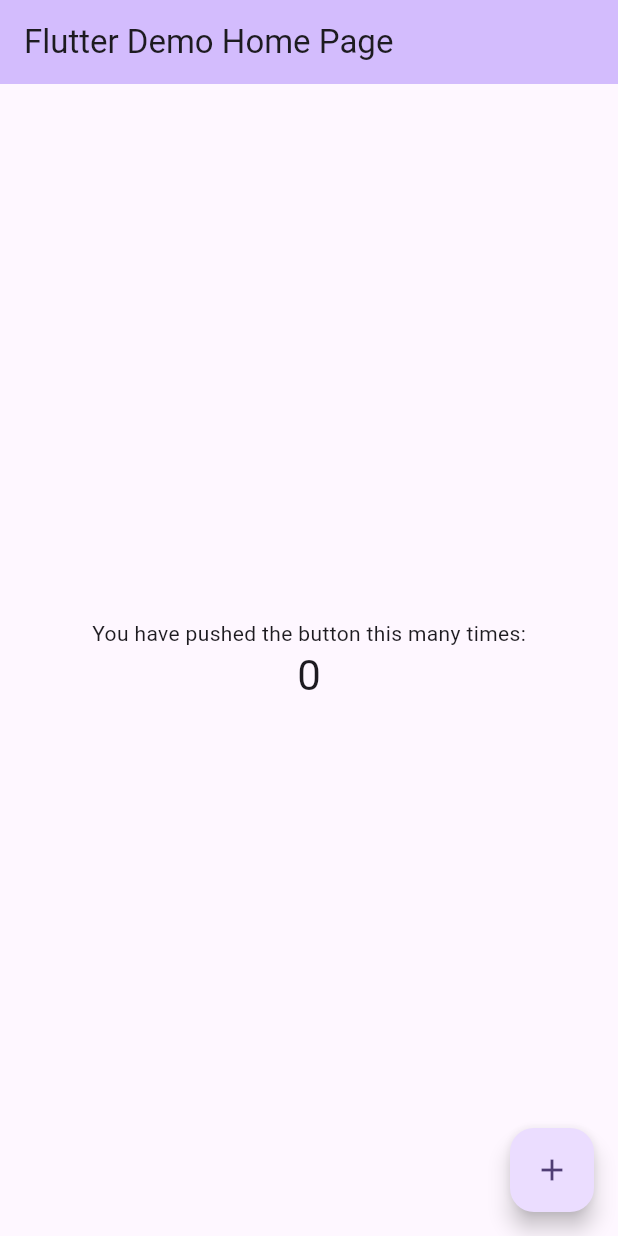
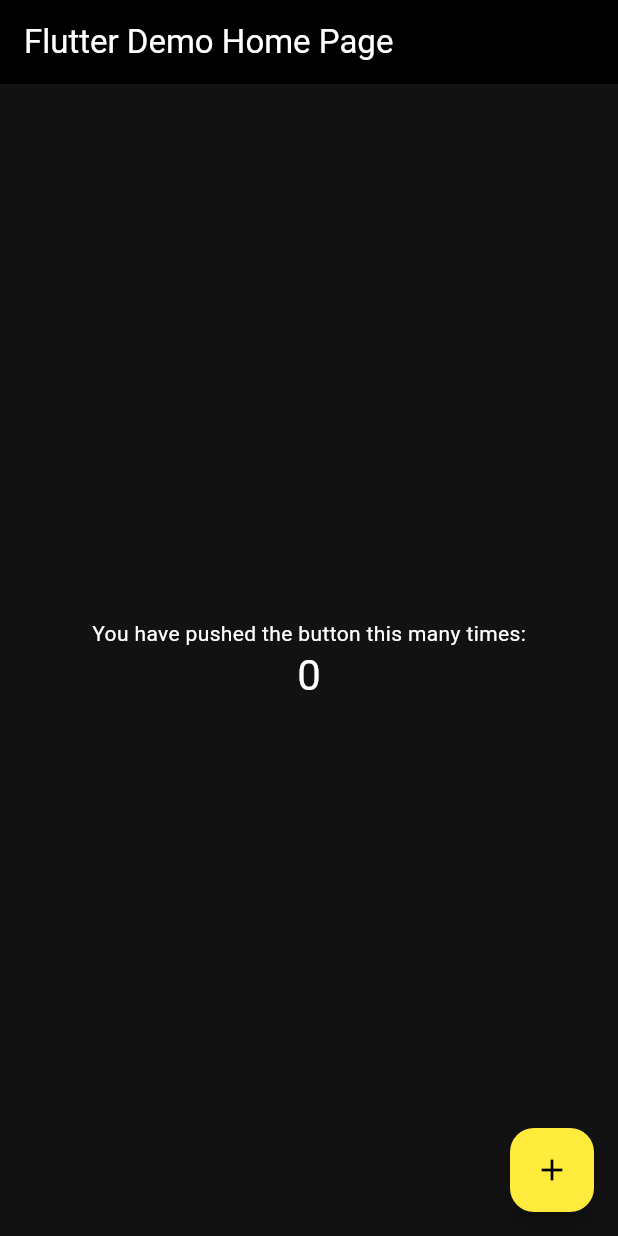
Before and after one commit to erasmosantos2/myapp, a Flutter app: the screen it shows after launch, on a phone screen of 412 x 824 dp. Run offline on Flutter 3.47's test engine with Material 2 defaults, Android fonts, the phone set to English and light mode, and no system bars.

```diff
--- a/lib/main.dart
+++ b/lib/main.dart
@@ -7,46 +7,23 @@ void main() {
 class MyApp extends StatelessWidget {
   const MyApp({super.key});
 
-  // This widget is the root of your application.
   @override
   Widget build(BuildContext context) {
     return MaterialApp(
       title: 'Flutter Demo',
       theme: ThemeData(
-        // This is the theme of your application.
-        //
-        // TRY THIS: Try running your application with "flutter run". You'll see
-        // the application has a blue toolbar. Then, without quitting the app,
-        // try changing the seedColor in the colorScheme below to Colors.green
-        // and then invoke "hot reload" (save your changes or press the "hot
-        // reload" button in a Flutter-supported IDE, or press "r" if you used
-        // the command line to start the app).
-        //
-        // Notice that the counter didn't reset back to zero; the application
-        // state is not lost during the reload. To reset the state, use hot
-        // restart instead.
-        //
-        // This works for code too, not just values: Most code changes can be
-        // tested with just a hot reload.
-        colorScheme: ColorScheme.fromSeed(seedColor: Colors.deepPurple),
-        useMaterial3: true,
-      ),
+          colorScheme: const ColorScheme.dark(),
+          useMaterial3: true,
+          floatingActionButtonTheme: const FloatingActionButtonThemeData(
+              backgroundColor: Colors.yellow)),
       home: const MyHomePage(title: 'Flutter Demo Home Page'),
+      debugShowCheckedModeBanner: false,
     );
   }
 }
 
 class MyHomePage extends StatefulWidget {
   const MyHomePage({super.key, required this.title});
-
-  // This widget is the home page of your application. It is stateful, meaning
-  // that it has a State object (defined below) that contains fields that affect
-  // how it looks.
-
-  // This class is the configuration for the state. It holds the values (in this
-  // case the title) provided by the parent (in this case the App widget) and
-  // used by the build method of the State. Fields in a Widget subclass are
-  // always marked "final".
 
   final String title;
 
@@ -59,50 +36,19 @@ class _MyHomePageState extends State<MyHomePage> {
 
   void _incrementCounter() {
     setState(() {
-      // This call to setState tells the Flutter framework that something has
-      // changed in this State, which causes it to rerun the build method below
-      // so that the display can reflect the updated values. If we changed
-      // _counter without calling setState(), then the build method would not be
-      // called again, and so nothing would appear to happen.
       _counter++;
     });
   }
 
   @override
   Widget build(BuildContext context) {
-    // This method is rerun every time setState is called, for instance as done
-    // by the _incrementCounter method above.
-    //
-    // The Flutter framework has been optimized to make rerunning build methods
-    // fast, so that you can just rebuild anything that needs updating rather
-    // than having to individually change instances of widgets.
     return Scaffold(
       appBar: AppBar(
-        // TRY THIS: Try changing the color here to a specific color (to
-        // Colors.amber, perhaps?) and trigger a hot reload to see the AppBar
-        // change color while the other colors stay the same.
         backgroundColor: Theme.of(context).colorScheme.inversePrimary,
-        // Here we take the value from the MyHomePage object that was created by
-        // the App.build method, and use it to set our appbar title.
         title: Text(widget.title),
       ),
       body: Center(
-        // Center is a layout widget. It takes a single child and positions it
-        // in the middle of the parent.
         child: Column(
-          // Column is also a layout widget. It takes a list of children and
-          // arranges them vertically. By default, it sizes itself to fit its
-          // children horizontally, and tries to be as tall as its parent.
-          //
-          // Column has various properties to control how it sizes itself and
-          // how it positions its children. Here we use mainAxisAlignment to
-          // center the children vertically; the main axis here is the vertical
-          // axis because Columns are vertical (the cross axis would be
-          // horizontal).
-          //
-          // TRY THIS: Invoke "debug painting" (choose the "Toggle Debug Paint"
-          // action in the IDE, or press "p" in the console), to see the
-          // wireframe for each widget.
           mainAxisAlignment: MainAxisAlignment.center,
           children: <Widget>[
             const Text(
@@ -119,7 +65,7 @@ class _MyHomePageState extends State<MyHomePage> {
         onPressed: _incrementCounter,
         tooltip: 'Increment',
         child: const Icon(Icons.add),
-      ), // This trailing comma makes auto-formatting nicer for build methods.
+      ),
     );
   }
 }
```
